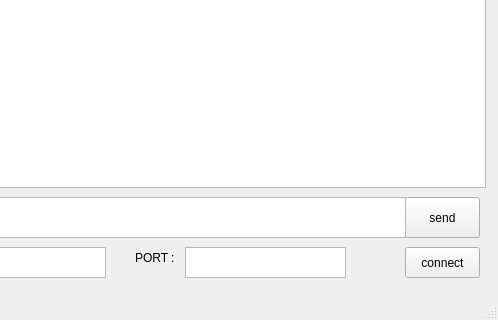
KostyaRyabov/CS_App, file CS_App/mainwindow.ui: the form before one commit; both pictures show x 135 to 633 and y 133 to 453 of the 633 by 453 pixel window.
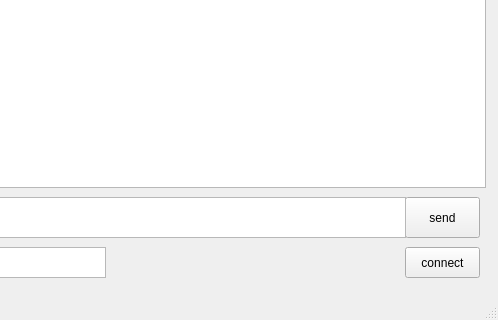
The form after the commit.

Patch:
```diff
--- a/CS_App/mainwindow.ui
+++ b/CS_App/mainwindow.ui
@@ -88,34 +88,6 @@
      <string>IP :</string>
     </property>
    </widget>
-   <widget class="QLabel" name="label_2">
-    <property name="geometry">
-     <rect>
-      <x>270</x>
-      <y>380</y>
-      <width>51</width>
-      <height>21</height>
-     </rect>
-    </property>
-    <property name="text">
-     <string>PORT :</string>
-    </property>
-   </widget>
-   <widget class="QTextEdit" name="selectedPORT">
-    <property name="geometry">
-     <rect>
-      <x>320</x>
-      <y>380</y>
-      <width>161</width>
-      <height>31</height>
-     </rect>
-    </property>
-    <property name="font">
-     <font>
-      <kerning>true</kerning>
-     </font>
-    </property>
-   </widget>
   </widget>
   <widget class="QMenuBar" name="menubar">
    <property name="geometry">
```
